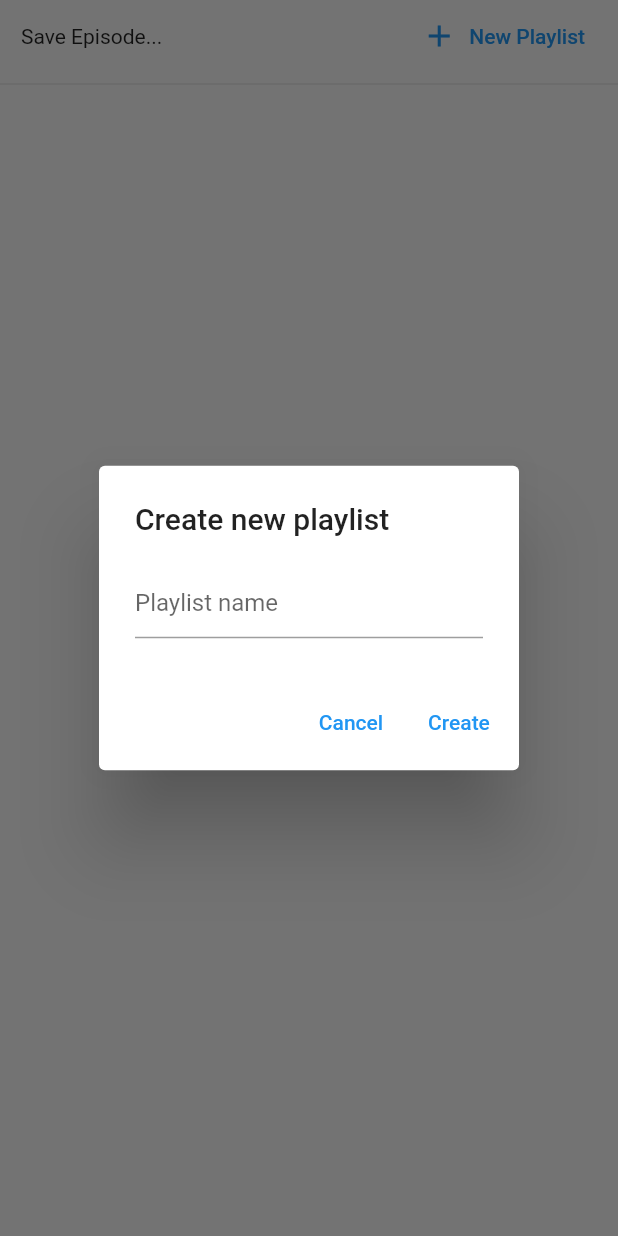
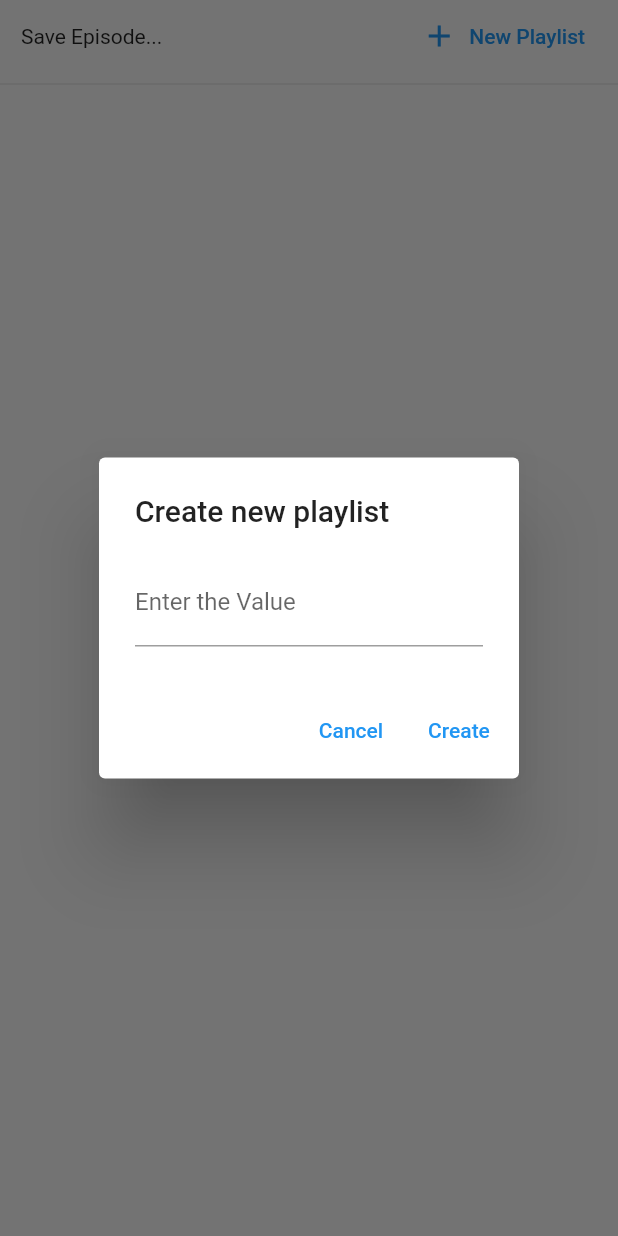
Before and after one commit to dxvid-pts/podcastproject, a Flutter app: the PlaylistModal widget shown alone on an empty page, opened directly with empty values, after a tap on "New Playlist", on a phone screen of 412 x 824 dp. Run offline on Flutter 3.47's test engine with Material 2 defaults, Android fonts, the phone set to English and light mode, and no system bars; our stand-ins replace audio_service, flutter_cache_manager, flutter_html, just_audio, marquee, multicast_dns and 1 more; missing offline and left inert: dlna, flutter_custom_tabs, flutter_downloader, optimized_cached_image, positioned_tap_detector; accounts and stored records are empty; statements that could not run were skipped.

```diff
--- a/lib/analyzer.dart
+++ b/lib/analyzer.dart
@@ -32,6 +32,7 @@ Future<void> loadPodcasts({bool skipSharedPreferences = false}) async {
 
     keys = prefs.getKeys()..removeWhere((key) => !key.startsWith('feed:'));
 
+    podcastCount = keys.length;
     print('load podcasts: ' + keys.length.toString());
 
     //loadCached
@@ -462,7 +463,6 @@ bool isEpisodeInPlaylist(final Episode episode, final String playlistName) {
 
 void removeFromPlaylist(final Episode episode, final String playlistName) {
   if (!playlists.containsKey(playlistName)) {
-    print('object');
     return;
   }
 
@@ -514,7 +514,6 @@ void loadPlaylistsFromPrefs() {
           prefs.getStringList(prefKey) ?? List();
 
       for (String audioUrl in episodeUrlList) {
-        print(audioUrl);
         addToPlaylist(episodes[audioUrl], playlistName, ignorePrefs: true);
       }
     }
--- a/lib/widgets/playlist_modal.dart
+++ b/lib/widgets/playlist_modal.dart
@@ -1,40 +1,27 @@
 import 'package:flutter/material.dart';
 import 'package:podcast_player/utils.dart';
+import 'package:podcast_player/widgets/text_dialog_widget.dart';
 
 import '../analyzer.dart';
 
 class PlaylistModal extends StatelessWidget {
   final Episode episode;
-  final TextEditingController _textFieldController = TextEditingController();
 
-  PlaylistModal({Key key, @required this.episode}) : super(key: key);
+  const PlaylistModal({Key key, @required this.episode}) : super(key: key);
 
   _displayDialog(BuildContext context) async {
     return showDialog(
         context: context,
         builder: (context) {
-          return AlertDialog(
-            title: Text('Create new playlist'),
-            content: TextField(
-              controller: _textFieldController,
-              decoration: InputDecoration(hintText: "Playlist name"),
-            ),
-            actions: <Widget>[
-              TextButton(
-                child: Text('Cancel'),
-                onPressed: () {
-                  Navigator.of(context).pop();
-                },
-              ),
-              TextButton(
-                child: Text('Create'),
-                onPressed: () {
-                  addToPlaylist(episode, _textFieldController.text);
-                  Navigator.of(context).pop();
-                  Navigator.of(context).pop();
-                },
-              ),
-            ],
+          return TextDialogWidget(
+            title: 'Create new playlist',
+            hint: 'Playlist name',
+            okButtonText: 'Create',
+            onSubmit: (text) {
+              addToPlaylist(episode, text);
+              Navigator.of(context).pop();
+              Navigator.of(context).pop();
+            },
           );
         });
   }
@@ -86,7 +73,8 @@ class _PlaylistListTileState extends State<PlaylistListTile> {
 
   @override
   void initState() {
-    contains = isEpisodeInPlaylist(widget.episode, widget.playlistName) ?? false;
+    contains =
+        isEpisodeInPlaylist(widget.episode, widget.playlistName) ?? false;
     super.initState();
   }
 
--- /dev/null
+++ b/lib/widgets/text_dialog_widget.dart
@@ -0,0 +1,67 @@
+import 'package:flutter/material.dart';
+
+typedef OnSubmit(String text);
+
+class TextDialogWidget extends StatefulWidget {
+  final String title, hint, cancelButtonText, okButtonText;
+  final OnSubmit onSubmit;
+
+  const TextDialogWidget(
+      {Key key,
+      @required this.title,
+      @required this.hint,
+      this.cancelButtonText = 'Cancel',
+      @required this.okButtonText,
+      @required this.onSubmit})
+      : super(key: key);
+
+  @override
+  _TextDialogWidgetState createState() => _TextDialogWidgetState();
+}
+
+class _TextDialogWidgetState extends State<TextDialogWidget> {
+  final TextEditingController _textFieldController = TextEditingController();
+  bool _validate = false;
+
+  @override
+  void dispose() {
+    _textFieldController.dispose();
+    super.dispose();
+  }
+
+  @override
+  Widget build(BuildContext context) {
+    return AlertDialog(
+      title: Text(widget.title),
+      content: TextField(
+        controller: _textFieldController,
+        decoration: InputDecoration(
+          hintText: widget.hint,
+          labelText: 'Enter the Value',
+          errorText: _validate ? 'Value Can\'t Be Empty' : null,
+        ),
+      ),
+      actions: <Widget>[
+        TextButton(
+          child: Text(widget.cancelButtonText),
+          onPressed: () {
+            Navigator.of(context).pop();
+          },
+        ),
+        TextButton(
+          child: Text(widget.okButtonText),
+          onPressed: () {
+            var text = _textFieldController.text;
+
+            if (text.isEmpty)
+              setState(() {
+                _validate = true;
+              });
+            else
+              widget.onSubmit(text);
+          },
+        ),
+      ],
+    );
+  }
+}
```
Also changed, not shown: lib/main.dart (+5 -4 lines), lib/screens/main_screen.dart (+61 -9 lines), lib/widgets/podcast_list_tile.dart (+57 -41 lines), lib/widgets/skeleton_widget.dart (added, +61 -0 lines).
